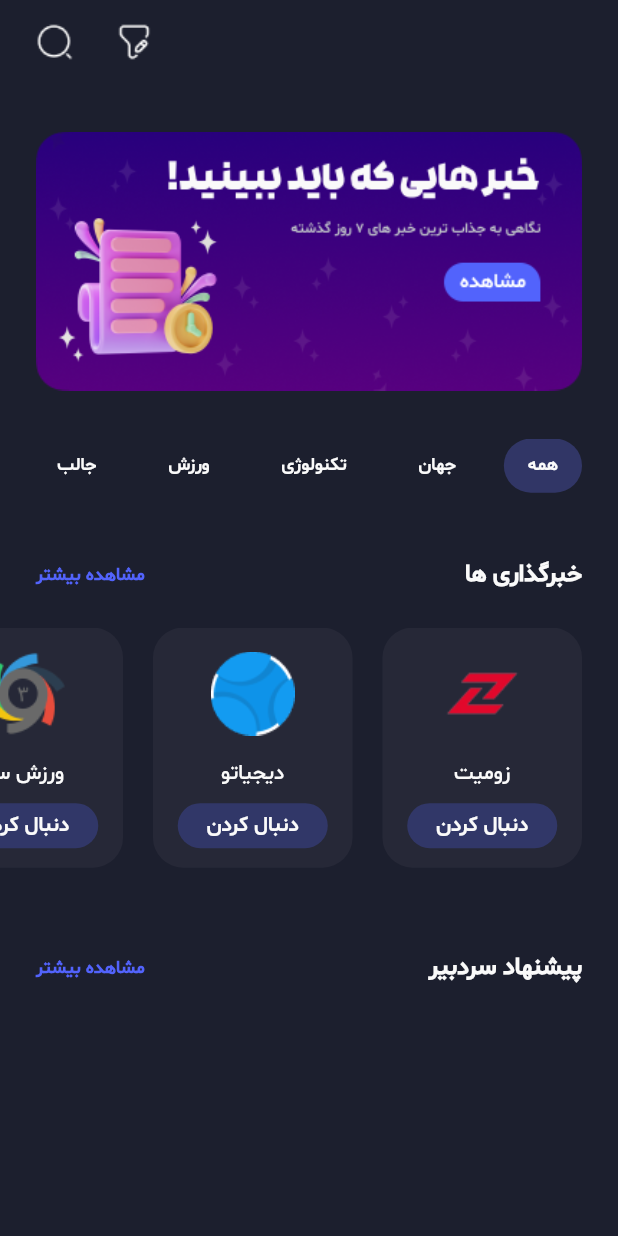
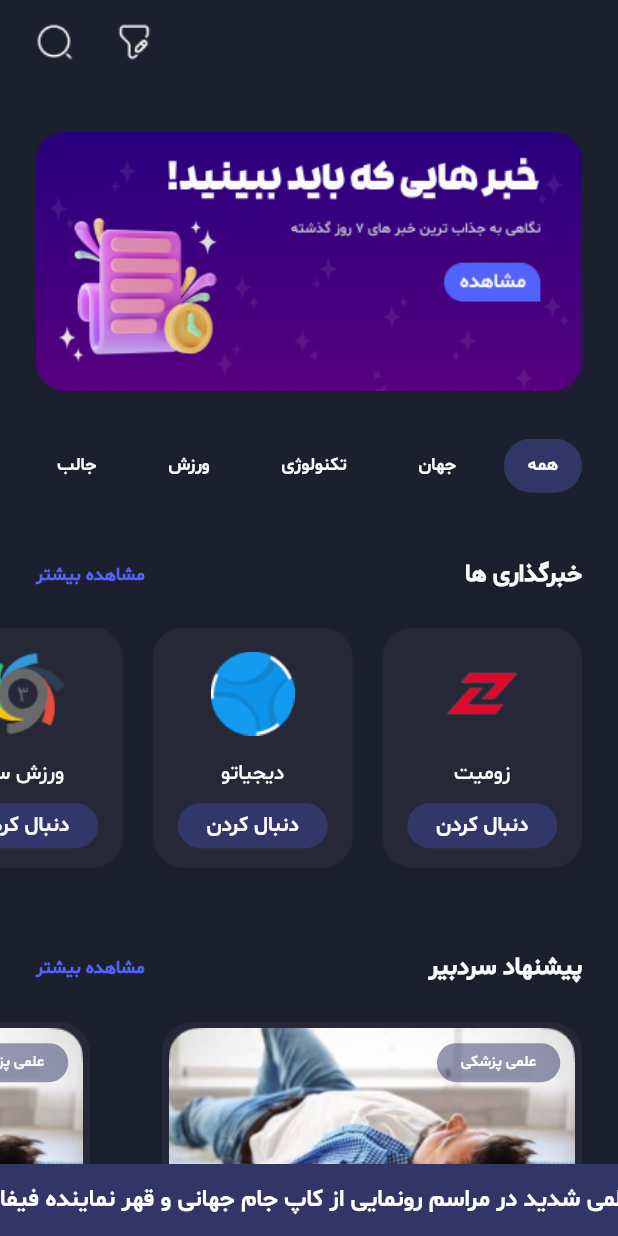
Before and after one commit to ThisIsNima01/moonews, a Flutter app: the SubtitleScreen screen opened directly, on a phone screen of 412 x 824 dp. Run offline on Flutter 3.47's test engine with Material 2 defaults, Android fonts, the phone set to English and light mode, and no system bars; drawn by our look-alikes of marquee; our stand-ins replace iconsax.

```diff
--- a/lib/main.dart
+++ b/lib/main.dart
@@ -1,6 +1,7 @@
 import 'package:flutter/material.dart';
 import 'package:news/constants/constants.dart';
 import 'package:news/screens/home_screen.dart';
+import 'package:news/screens/main_screen.dart';
 import 'package:news/screens/news_screen.dart';
 import 'package:news/screens/splash_screen.dart';
 import 'package:news/screens/subtitle_screen.dart';
@@ -19,7 +20,7 @@ class MyApp extends StatelessWidget {
         primaryColor: mainColor,
       ),
       debugShowCheckedModeBanner: false,
-      home: SubtitleScreen(),
+      home: MainScreen(),
     );
   }
 }
--- a/lib/screens/subtitle_screen.dart
+++ b/lib/screens/subtitle_screen.dart
@@ -1,4 +1,5 @@
 import 'package:flutter/material.dart';
+import 'package:marquee/marquee.dart';
 import 'package:news/constants/constants.dart';
 
 class SubtitleScreen extends StatefulWidget {
@@ -34,11 +35,15 @@ class _SubtitleScreenState extends State<SubtitleScreen> {
           ),
         ),
       ),
-      body: CustomScrollView(
+      body: Stack(
+        // alignment: AlignmentDirectional.topCenter,
+        children: [
+          CustomScrollView(
             slivers: [
               SliverToBoxAdapter(
                 child: Padding(
-              padding: const EdgeInsets.symmetric(horizontal: 24, vertical: 32),
+                  padding:
+                      const EdgeInsets.symmetric(horizontal: 24, vertical: 32),
                   child: Image.asset('assets/images/banner-1.png'),
                 ),
               ),
@@ -158,7 +163,88 @@ class _SubtitleScreenState extends State<SubtitleScreen> {
                   ),
                 ),
               ),
+              SliverToBoxAdapter(
+                child: SizedBox(
+                  height: 296,
+                  child: ListView.builder(
+                    itemBuilder: (context, index) => _getSuggestedBox(),
+                    itemCount: 3,
+                    scrollDirection: Axis.horizontal,
+                    reverse: true,
+                  ),
+                ),
+              )
             ],
+          ),
+          Positioned(
+            bottom: 0,
+            child: Container(
+              width: MediaQuery.of(context).size.width,
+              height: 48,
+              child: Marquee(
+                text:
+                    'برانکو تکذیب کرد/ نه با عمان فسخ کردم، نه با ایران مذاکره داشتم...   بی‌نظمی شدید در مراسم رونمایی از کاپ جام جهانی و قهر نماینده فیفا',
+                textDirection: TextDirection.rtl,
+                style: TextStyle(
+                  color: Colors.white,
+                  fontFamily: 'SB',
+                  fontSize: 16,
+                ),
+              ),
+              decoration: BoxDecoration(
+                color: Color(0xff313666),
+              ),
+            ),
+          )
+        ],
+      ),
+    );
+  }
+
+  Align _getSuggestedBox() {
+    return Align(
+      child: Container(
+        margin: EdgeInsets.symmetric(horizontal: 24),
+        width: 280,
+        height: 294,
+        padding: EdgeInsets.all(4),
+        decoration: BoxDecoration(
+          color: boxColor,
+          borderRadius: BorderRadius.circular(20),
+        ),
+        child: Column(
+          children: [
+            Stack(
+              children: [
+                Image.asset(
+                  'assets/images/suggested-1.png',
+                  fit: BoxFit.fitWidth,
+                ),
+                Positioned(
+                  top: 10,
+                  right: 10,
+                  child: Container(
+                    padding: EdgeInsets.symmetric(horizontal: 16, vertical: 6),
+                    decoration: BoxDecoration(
+                      color: Color(0xff313666).withOpacity(.5),
+                      borderRadius: BorderRadius.circular(16),
+                    ),
+                    child: Center(
+                      child: Text(
+                        'علمی پزشکی',
+                        style: TextStyle(
+                          color: backColor,
+                          fontFamily: 'SB',
+                          fontSize: 10,
+                        ),
+                      ),
+                    ),
+                  ),
+                )
+              ],
+            ),
+          ],
+        ),
       ),
     );
   }
--- a/pubspec.yaml
+++ b/pubspec.yaml
@@ -36,6 +36,7 @@ dependencies:
   # Use with the CupertinoIcons class for iOS style icons.
   cupertino_icons: ^1.0.2
   iconsax: ^0.0.8
+  marquee: ^2.2.3
 
 dev_dependencies:
   flutter_test:
```
Also changed, not shown: lib/screens/main_screen.dart (added, +63 -0 lines), assets/images/add-circle.png (added), assets/images/discover.png (added), assets/images/home.png (added), assets/images/profile.png (added), assets/images/save-2.png (added), assets/images/suggested-1.png (added), pubspec.lock, 1 other file. Lines whose indentation alone changed are shown as unchanged.
